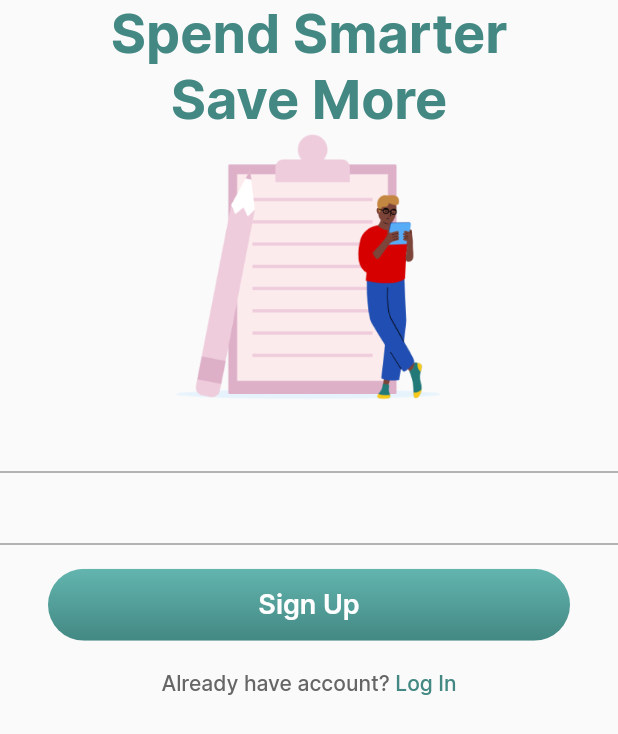
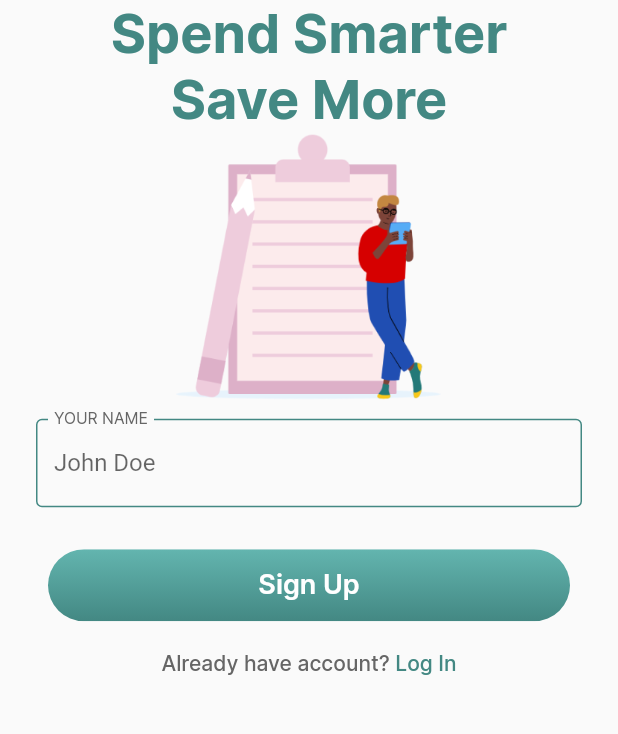
Before and after one commit to filipewb/appsFinanceiros, a Flutter app: the SignUpPage screen opened directly, on a phone screen of 412 x 824 dp. Shown: the top 734 px of the screen. Run offline on Flutter 3.47's test engine with Material 2 defaults, Android fonts, the phone set to English and light mode, and no system bars.

Commit message:
ajuste dentro de signUp para novo component

```diff
--- a/financy_app/lib/features/sign_up/sign_up_page.dart
+++ b/financy_app/lib/features/sign_up/sign_up_page.dart
@@ -1,9 +1,11 @@
+// ignore_for_file: public_member_api_docs, sort_constructors_first
 import 'dart:developer';
 
 import 'package:flutter/material.dart';
 
 import '../../common/constants/app_colors.dart';
 import '../../common/constants/app_text_styles.dart';
+import '../../common/widgets/custom_text_form_field.dart';
 import '../../common/widgets/multi_text_button.dart';
 import '../../common/widgets/primary_button.dart';
 
@@ -30,8 +32,16 @@ class SignUpPage extends StatelessWidget {
             ),
           ),
           Image.asset('assets/images/sign_up_image.png'),
-          TextFormField(),
-          const TextField(),
+          const Form(
+            child: Column(
+              children: [
+                CustomTextFormField(
+                  labelText: "your name",
+                  hintText: "John Doe",
+                ),
+              ],
+            ),
+          ),
           Padding(
             padding: const EdgeInsets.only(
               left: 32,
```
